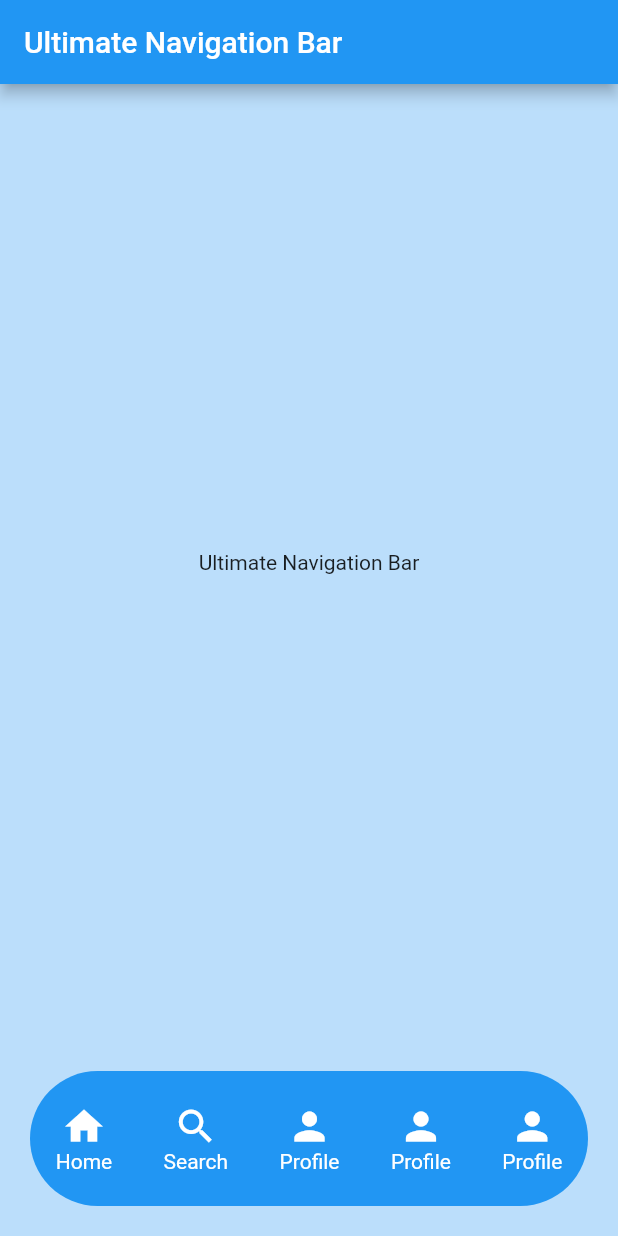
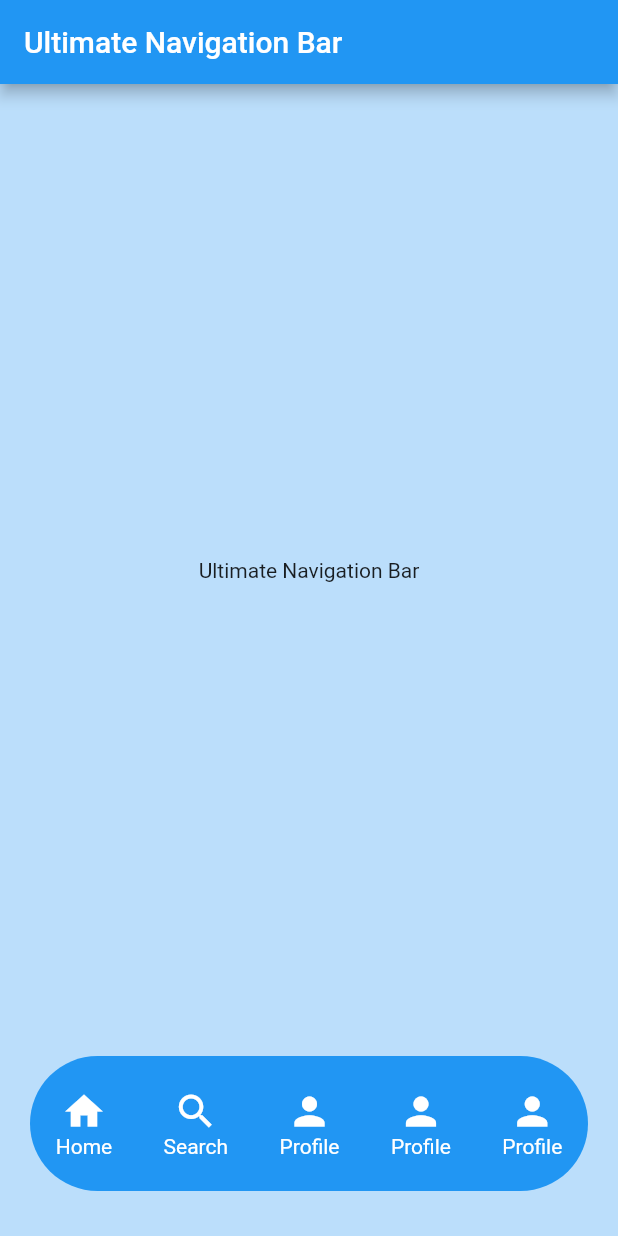
Before and after one commit to UltimateNavBar/ultimate_navigation_bar, a Flutter app: the screen it shows after launch, on a phone screen of 412 x 824 dp. Run offline on Flutter 3.47's test engine with Material 2 defaults, Android fonts, the phone set to English and light mode, and no system bars.

Commit message:
IsFloating

```diff
--- a/example/lib/main.dart
+++ b/example/lib/main.dart
@@ -34,7 +34,7 @@ class _MyAppState extends State<MyApp> {
         bottomNavigationBar: UltimateNavBar(
             backgroundColor: Colors.blue.shade500,
             itemsColor: Colors.white,
-            marginBar: const EdgeInsets.all(20),
+            isFloating: true,
             iconsSize: 30,
             borderRadiusBar: BorderRadius.circular(80),
             items: [
--- a/lib/src/nav_bar.dart
+++ b/lib/src/nav_bar.dart
@@ -5,7 +5,7 @@ class UltimateNavBar extends StatelessWidget {
   final List<NavBarItem>? items;
   final Color? backgroundColor;
   final int? barHeight;
-  final EdgeInsets? marginBar;
+  final bool? isFloating;
   final BorderRadius? borderRadiusBar;
   final double? iconsSize;
   final Color? itemsColor;
@@ -17,7 +17,7 @@ class UltimateNavBar extends StatelessWidget {
     this.barHeight,
     this.iconsSize,
     this.borderRadiusBar,
-    this.marginBar,
+    this.isFloating,
     this.itemsColor,
   }) : super(key: key);
 
@@ -53,14 +53,14 @@ class UltimateNavBar extends StatelessWidget {
   @override
   Widget build(BuildContext context) {
     return Container(
-      margin: marginBar ?? EdgeInsets.all(0),
+      margin: isFloating == true ? EdgeInsets.only(left: 20, right: 20, bottom: 30) : EdgeInsets.all(0),
       height: barHeight?.toDouble() ?? 90,
       decoration: BoxDecoration(
         color: backgroundColor ?? Colors.white,
-        borderRadius:  borderRadiusBar ?? BorderRadius.circular(0),
+        borderRadius:  borderRadiusBar != null && isFloating == true ? borderRadiusBar : BorderRadius.circular(0),
       ),
       child: SafeArea(
-        bottom: marginBar != null ? false : true,
+        bottom: isFloating == true ? false : true,
         child: Row(
           mainAxisAlignment: MainAxisAlignment.spaceAround,
           children: generateItems(items!),
```
